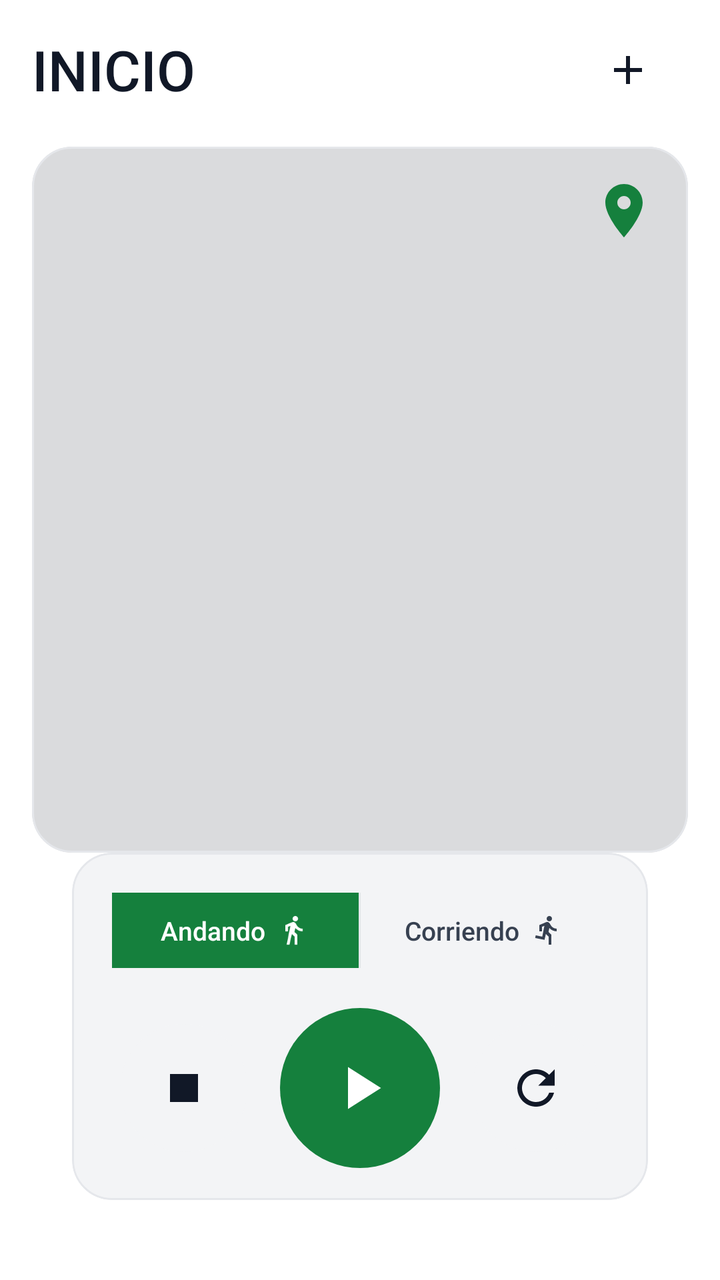
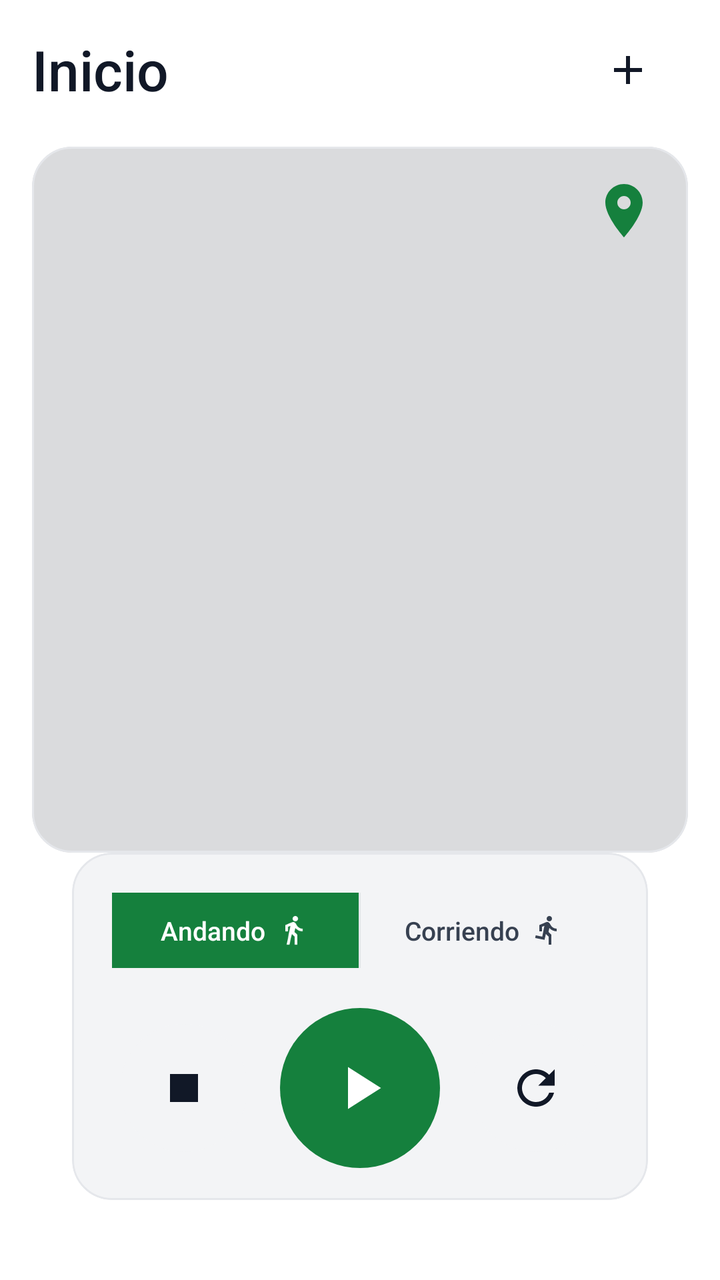

The first picture is an Android layout as it rendered before a commit; the second is the same layout after the commit. The layout source and the unified diff follow.
<!-- AndroidManifest.xml: application theme Theme.MoveOn -->
<!-- res/layout/fragment_inicio.xml -->
<?xml version="1.0" encoding="utf-8"?>
<androidx.constraintlayout.widget.ConstraintLayout
    xmlns:android="http://schemas.android.com/apk/res/android"
    xmlns:app="http://schemas.android.com/apk/res-auto"
    xmlns:tools="http://schemas.android.com/tools"
    android:layout_width="match_parent"
    android:layout_height="match_parent"
    android:padding="16dp">

    <TextView
        android:id="@+id/tv_title"
        android:layout_width="0dp"
        android:layout_height="wrap_content"
        android:fontFamily="sans-serif-medium"
        android:text="@string/Inicio_fragment_incio_xml"
        android:textColor="@color/textPrimary"
        android:textSize="28sp"
        app:layout_constraintEnd_toStartOf="@id/btn_add"
        app:layout_constraintStart_toStartOf="parent"
        app:layout_constraintTop_toTopOf="parent" />

    <ImageButton
        android:id="@+id/btn_add"
        android:layout_width="60dp"
        android:layout_height="60dp"
        android:src="@drawable/add_icon"
        android:background="?attr/selectableItemBackgroundBorderless"
        android:contentDescription="Añadir"
        app:tint="@color/textPrimary"
        app:layout_constraintTop_toTopOf="@id/tv_title"
        app:layout_constraintBottom_toBottomOf="@id/tv_title"
        app:layout_constraintEnd_toEndOf="parent" />

    <com.google.android.material.card.MaterialCardView
        android:id="@+id/card_map"
        android:layout_width="0dp"
        android:layout_height="0dp"
        android:layout_marginTop="20dp"
        app:cardBackgroundColor="@color/cardBackground"
        app:cardElevation="0dp"
        app:cardCornerRadius="20dp"
        app:layout_constraintTop_toBottomOf="@id/tv_title"
        app:layout_constraintBottom_toTopOf="@id/card_controls"
        app:layout_constraintStart_toStartOf="parent"
        app:layout_constraintEnd_toEndOf="parent">

        <FrameLayout
            android:layout_width="match_parent"
            android:layout_height="match_parent">

            <ImageView
                android:id="@+id/iv_map_placeholder"
                android:layout_width="match_parent"
                android:layout_height="match_parent"
                android:scaleType="centerCrop"
                android:src="@drawable/google_maps"
                android:contentDescription="Mapa" />

            <View
                android:layout_width="match_parent"
                android:layout_height="match_parent"
                android:background="@color/scrim"
                android:alpha="0.2" />

            <ImageView
                android:id="@+id/iv_location_marker"
                android:layout_width="32dp"
                android:layout_height="32dp"
                android:layout_gravity="top|end"
                android:layout_margin="16dp"
                android:src="@drawable/location_icon"
                app:tint="@color/greenPrimary"
                android:contentDescription="Ubicación actual" />
        </FrameLayout>

    </com.google.android.material.card.MaterialCardView>

    <com.google.android.material.card.MaterialCardView
        android:id="@+id/card_controls"
        android:layout_width="0dp"
        android:layout_height="wrap_content"
        android:layout_marginHorizontal="20dp"
        android:layout_marginBottom="24dp"
        app:cardBackgroundColor="@color/cardBackground"
        app:cardElevation="0dp"
        app:cardCornerRadius="20dp"
        app:layout_constraintBottom_toBottomOf="parent"
        app:layout_constraintStart_toStartOf="parent"
        app:layout_constraintEnd_toEndOf="parent">

        <LinearLayout
            android:layout_width="match_parent"
            android:layout_height="wrap_content"
            android:orientation="vertical"
            android:padding="16dp">

            <LinearLayout
                android:layout_width="match_parent"
                android:layout_height="wrap_content"
                android:orientation="horizontal"
                android:gravity="center"
                android:layout_marginBottom="16dp"
                android:padding="4dp">

                <LinearLayout
                    android:id="@+id/status_walking"
                    android:layout_width="0dp"
                    android:layout_height="wrap_content"
                    android:layout_weight="1"
                    android:orientation="horizontal"
                    android:gravity="center"
                    android:padding="10dp"
                    android:background="@color/greenPrimary">

                    <TextView
                        android:id="@+id/tv_walking"
                        android:layout_width="wrap_content"
                        android:layout_height="wrap_content"
                        android:text="Andando"
                        android:textSize="13sp"
                        android:textColor="@color/textOnGreen"
                        android:fontFamily="sans-serif-medium" />

                    <ImageView
                        android:id="@+id/iv_walking"
                        android:layout_width="16dp"
                        android:layout_height="16dp"
                        android:layout_marginStart="6dp"
                        android:src="@drawable/walk_icon"
                        app:tint="@color/textOnGreen"
                        android:contentDescription="Andando" />

                </LinearLayout>

                <View
                    android:layout_width="1dp"
                    android:layout_height="match_parent"
                    android:background="@color/dividerColor" />

                <LinearLayout
                    android:id="@+id/status_running"
                    android:layout_width="0dp"
                    android:layout_height="wrap_content"
                    android:layout_weight="1"
                    android:orientation="horizontal"
                    android:gravity="center"
                    android:padding="10dp"
                    android:background="@android:color/transparent">

                    <TextView
                        android:id="@+id/tv_running"
                        android:layout_width="wrap_content"
                        android:layout_height="wrap_content"
                        android:text="Corriendo"
                        android:textSize="13sp"
                        android:textColor="@color/textSecondary"
                        android:fontFamily="sans-serif-medium" />

                    <ImageView
                        android:id="@+id/iv_running"
                        android:layout_width="16dp"
                        android:layout_height="16dp"
                        android:layout_marginStart="6dp"
                        android:src="@drawable/run_icon"
                        app:tint="@color/textSecondary"
                        android:contentDescription="Corriendo" />

                </LinearLayout>

            </LinearLayout>

            <LinearLayout
                android:id="@+id/layout_controls"
                android:layout_width="match_parent"
                android:layout_height="wrap_content"
                android:orientation="horizontal"
                android:gravity="center">

                <com.google.android.material.button.MaterialButton
                    android:id="@+id/btn_stop"
                    android:layout_width="64dp"
                    android:layout_height="64dp"
                    android:insetTop="0dp"
                    android:insetBottom="0dp"
                    app:icon="@drawable/stop_icon"
                    app:iconSize="28dp"
                    app:iconGravity="textStart"
                    app:iconPadding="0dp"
                    app:cornerRadius="32dp"
                    app:backgroundTint="@color/cardBackground"
                    app:iconTint="@color/textPrimary"
                    android:contentDescription="Detener" />

                <com.google.android.material.button.MaterialButton
                    android:id="@+id/btn_play"
                    android:layout_width="80dp"
                    android:layout_height="80dp"
                    android:layout_marginStart="16dp"
                    android:layout_marginEnd="16dp"
                    android:insetTop="0dp"
                    android:insetBottom="0dp"
                    app:icon="@drawable/play_icon"
                    app:iconSize="36dp"
                    app:iconGravity="textStart"
                    app:iconPadding="0dp"
                    app:cornerRadius="40dp"
                    app:backgroundTint="@color/greenPrimary"
                    app:iconTint="@color/textOnGreen"
                    android:contentDescription="Iniciar" />

                <com.google.android.material.button.MaterialButton
                    android:id="@+id/btn_reset"
                    android:layout_width="64dp"
                    android:layout_height="64dp"
                    android:insetTop="0dp"
                    android:insetBottom="0dp"
                    app:icon="@drawable/refresh_icon"
                    app:iconSize="28dp"
                    app:iconGravity="textStart"
                    app:iconPadding="0dp"
                    app:cornerRadius="32dp"
                    app:backgroundTint="@color/cardBackground"
                    app:iconTint="@color/textPrimary"
                    android:contentDescription="Reiniciar" />

            </LinearLayout>

        </LinearLayout>

    </com.google.android.material.card.MaterialCardView>

</androidx.constraintlayout.widget.ConstraintLayout>
<!-- resources referenced by this layout -->
<resources>
  <color name="cardBackground">#F3F4F6</color>
  <color name="dividerColor">#E5E7EB</color>
  <color name="greenPrimary">#15803D</color>
  <color name="scrim">#80000000</color>
  <color name="textOnGreen">#FFFFFF</color>
  <color name="textPrimary">#111827</color>
  <color name="textSecondary">#374151</color>
  <!-- drawable add_icon (drawable) -->
  <vector android:height="24dp" android:tint="#000000"
      android:viewportHeight="24" android:viewportWidth="24"
      android:width="24dp" xmlns:android="http://schemas.android.com/apk/res/android">
      <path android:fillColor="@android:color/white" android:pathData="M19,13h-6v6h-2v-6H5v-2h6V5h2v6h6v2z"/>
  </vector>
  <!-- drawable location_icon (drawable) -->
  <vector android:height="24dp" android:tint="#000000"
      android:viewportHeight="24" android:viewportWidth="24"
      android:width="24dp" xmlns:android="http://schemas.android.com/apk/res/android">
      <path android:fillColor="@android:color/white" android:pathData="M12,2C8.13,2 5,5.13 5,9c0,5.25 7,13 7,13s7,-7.75 7,-13c0,-3.87 -3.13,-7 -7,-7zM12,11.5c-1.38,0 -2.5,-1.12 -2.5,-2.5s1.12,-2.5 2.5,-2.5 2.5,1.12 2.5,2.5 -1.12,2.5 -2.5,2.5z"/>
  </vector>
  <!-- drawable play_icon (drawable) -->
  <vector android:height="24dp" android:tint="#000000"
      android:viewportHeight="24" android:viewportWidth="24"
      android:width="24dp" xmlns:android="http://schemas.android.com/apk/res/android">
      <path android:fillColor="@android:color/white" android:pathData="M8,5v14l11,-7z"/>
  </vector>
  <!-- drawable stop_icon (drawable) -->
  <vector android:height="24dp" android:tint="#000000"
      android:viewportHeight="24" android:viewportWidth="24"
      android:width="24dp" xmlns:android="http://schemas.android.com/apk/res/android">
      <path android:fillColor="@android:color/white" android:pathData="M6,6h12v12H6z"/>
  </vector>
  <string name="Inicio_fragment_incio_xml">INICIO</string>
  <style name="Theme.MoveOn" parent="Base.Theme.MoveOn" />
  <color name="greenPrimaryVariant">#166534</color>
  <color name="greenDark">#14532D</color>
  <color name="surfaceContainer">#F3F4F6</color>
  <color name="surfaceContainerHigh">#E5E7EB</color>
  <color name="surfaceBackground">#FFFFFF</color>
  <color name="surfaceContainerLow">#FFFFFF</color>
  <color name="surfaceContainerLowest">#FFFFFF</color>
  <color name="surfaceContainerHighest">#DDE3EA</color>
  <color name="outline">#D1D5DB</color>
  <color name="outlineVariant">#E5E7EB</color>
  <color name="error">#DC2626</color>
  <style name="Widget.App.BottomNavigationView" parent="Widget.Material3.BottomNavigationView">
          <item name="backgroundTint">@color/surfaceBackground</item>
          <item name="itemIconTint">@color/bottom_nav_color</item>
          <item name="itemTextColor">@color/bottom_nav_color</item>
          <item name="itemActiveIndicatorStyle">@style/Widget.App.BottomNavigationView.ActiveIndicator</item>
          <item name="labelVisibilityMode">labeled</item>
          <item name="elevation">0dp</item>
      </style>
  <style name="Widget.App.BottomNavigationView.ActiveIndicator" parent="Widget.Material3.BottomNavigationView.ActiveIndicator">
          <item name="android:color">@color/transparent</item>
      </style>
  <color name="transparent">#00000000</color>
  <!-- unchanged entries left out for length: 5 -->
</resources>

<!-- the commit's change to res/layout/fragment_inicio.xml (unified diff, before → after) -->
@@ -2,7 +2,6 @@
 <androidx.constraintlayout.widget.ConstraintLayout
     xmlns:android="http://schemas.android.com/apk/res/android"
     xmlns:app="http://schemas.android.com/apk/res-auto"
-    xmlns:tools="http://schemas.android.com/tools"
     android:layout_width="match_parent"
     android:layout_height="match_parent"
     android:padding="16dp">
@@ -12,7 +11,7 @@
         android:layout_width="0dp"
         android:layout_height="wrap_content"
         android:fontFamily="sans-serif-medium"
-        android:text="@string/Inicio_fragment_incio_xml"
+        android:text="@string/Inicio_fragment_inicio_xml"
         android:textColor="@color/textPrimary"
         android:textSize="28sp"
         app:layout_constraintEnd_toStartOf="@id/btn_add"
@@ -25,7 +24,7 @@
         android:layout_height="60dp"
         android:src="@drawable/add_icon"
         android:background="?attr/selectableItemBackgroundBorderless"
-        android:contentDescription="Añadir"
+        android:contentDescription="@string/inicio_desc_add"
         app:tint="@color/textPrimary"
         app:layout_constraintTop_toTopOf="@id/tv_title"
         app:layout_constraintBottom_toBottomOf="@id/tv_title"
@@ -54,7 +53,7 @@
                 android:layout_height="match_parent"
                 android:scaleType="centerCrop"
                 android:src="@drawable/google_maps"
-                android:contentDescription="Mapa" />
+                android:contentDescription="@string/inicio_desc_map" />
 
             <View
                 android:layout_width="match_parent"
@@ -70,7 +69,7 @@
                 android:layout_margin="16dp"
                 android:src="@drawable/location_icon"
                 app:tint="@color/greenPrimary"
-                android:contentDescription="Ubicación actual" />
+                android:contentDescription="@string/inicio_desc_location" />
         </FrameLayout>
 
     </com.google.android.material.card.MaterialCardView>
@@ -116,7 +115,7 @@
                         android:id="@+id/tv_walking"
                         android:layout_width="wrap_content"
                         android:layout_height="wrap_content"
-                        android:text="Andando"
+                        android:text="@string/inicio_walking"
                         android:textSize="13sp"
                         android:textColor="@color/textOnGreen"
                         android:fontFamily="sans-serif-medium" />
@@ -128,7 +127,7 @@
                         android:layout_marginStart="6dp"
                         android:src="@drawable/walk_icon"
                         app:tint="@color/textOnGreen"
-                        android:contentDescription="Andando" />
+                        android:contentDescription="@string/inicio_desc_walking" />
 
                 </LinearLayout>
 
@@ -151,7 +150,7 @@
                         android:id="@+id/tv_running"
                         android:layout_width="wrap_content"
                         android:layout_height="wrap_content"
-                        android:text="Corriendo"
+                        android:text="@string/inicio_running"
                         android:textSize="13sp"
                         android:textColor="@color/textSecondary"
                         android:fontFamily="sans-serif-medium" />
@@ -163,7 +162,7 @@
                         android:layout_marginStart="6dp"
                         android:src="@drawable/run_icon"
                         app:tint="@color/textSecondary"
-                        android:contentDescription="Corriendo" />
+                        android:contentDescription="@string/inicio_desc_running" />
 
                 </LinearLayout>
 
@@ -189,7 +188,7 @@
                     app:cornerRadius="32dp"
                     app:backgroundTint="@color/cardBackground"
                     app:iconTint="@color/textPrimary"
-                    android:contentDescription="Detener" />
+                    android:contentDescription="@string/inicio_desc_stop" />
 
                 <com.google.android.material.button.MaterialButton
                     android:id="@+id/btn_play"
@@ -206,7 +205,7 @@
                     app:cornerRadius="40dp"
                     app:backgroundTint="@color/greenPrimary"
                     app:iconTint="@color/textOnGreen"
-                    android:contentDescription="Iniciar" />
+                    android:contentDescription="@string/inicio_desc_play" />
 
                 <com.google.android.material.button.MaterialButton
                     android:id="@+id/btn_reset"
@@ -221,7 +220,7 @@
                     app:cornerRadius="32dp"
                     app:backgroundTint="@color/cardBackground"
                     app:iconTint="@color/textPrimary"
-                    android:contentDescription="Reiniciar" />
+                    android:contentDescription="@string/inicio_desc_reset" />
 
             </LinearLayout>
 
<!-- resource entries referenced after the edit -->
@@ -31,7 +31,17 @@
       android:width="24dp" xmlns:android="http://schemas.android.com/apk/res/android">
       <path android:fillColor="@android:color/white" android:pathData="M6,6h12v12H6z"/>
   </vector>
-  <string name="Inicio_fragment_incio_xml">INICIO</string>
+  <string name="Inicio_fragment_inicio_xml">Inicio</string>
+  <string name="inicio_desc_add">Añadir</string>
+  <string name="inicio_desc_location">Ubicación actual</string>
+  <string name="inicio_desc_map">Mapa</string>
+  <string name="inicio_desc_play">Iniciar</string>
+  <string name="inicio_desc_reset">Reiniciar</string>
+  <string name="inicio_desc_running">Icono corriendo</string>
+  <string name="inicio_desc_stop">Detener</string>
+  <string name="inicio_desc_walking">Icono andando</string>
+  <string name="inicio_running">Corriendo</string>
+  <string name="inicio_walking">Andando</string>
   <style name="Theme.MoveOn" parent="Base.Theme.MoveOn" />
   <color name="greenPrimaryVariant">#166534</color>
   <color name="greenDark">#14532D</color>
